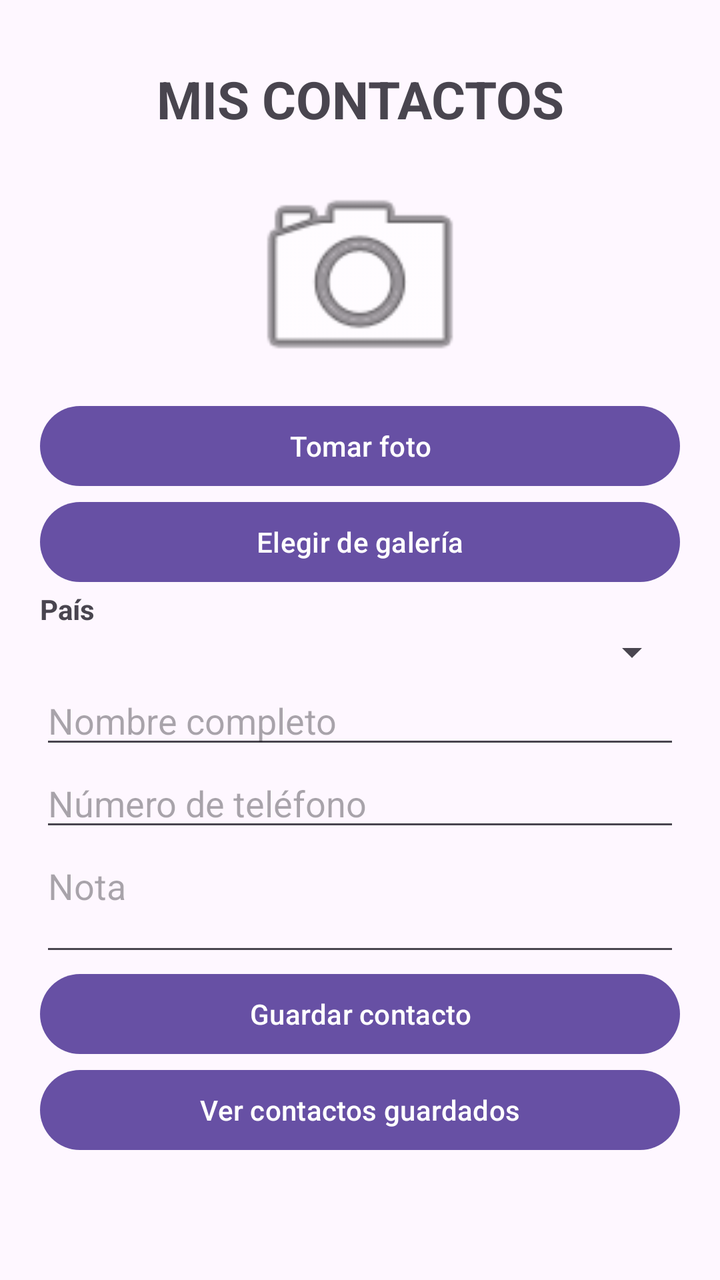
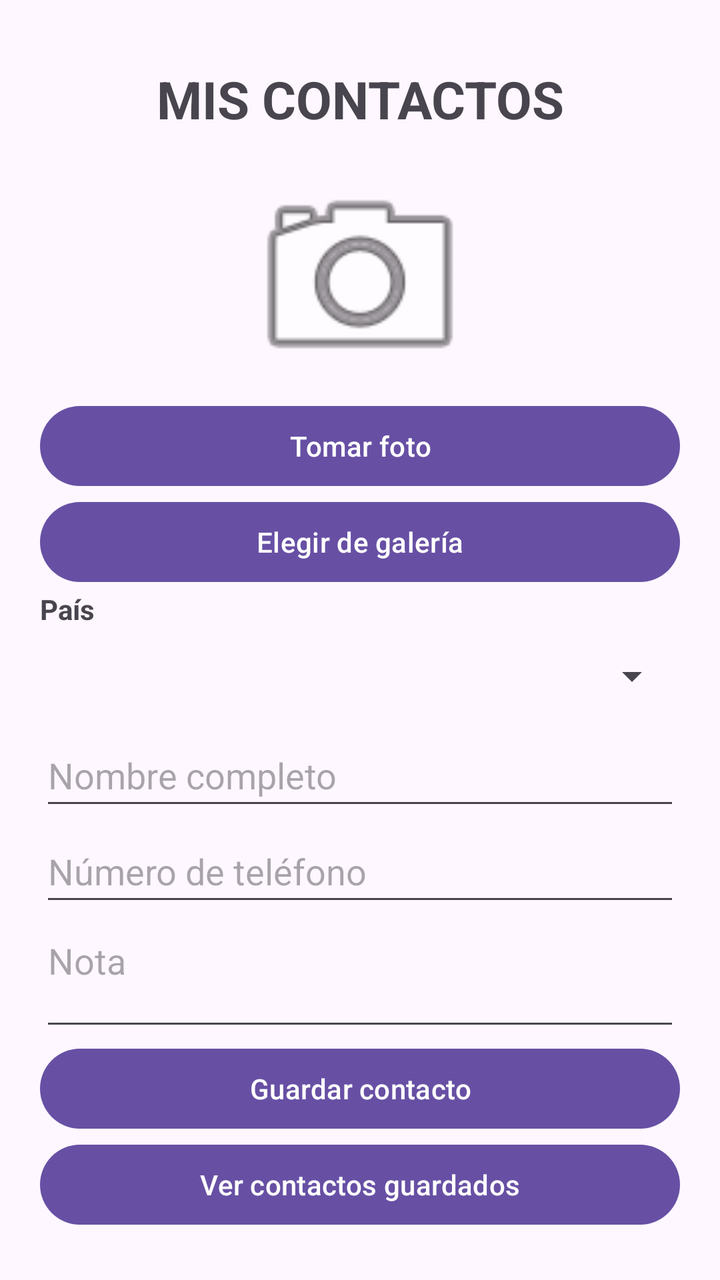

Compare the two renders of this Android layout. The source of the first and the diff that turns it into the second are given below.
<!-- AndroidManifest.xml: application theme Theme.PM01E124270061 -->
<!-- res/layout/activity_main.xml -->
<?xml version="1.0" encoding="utf-8"?>
<ScrollView xmlns:android="http://schemas.android.com/apk/res/android"
    android:layout_width="match_parent"
    android:layout_height="match_parent">

    <LinearLayout
        android:layout_width="match_parent"
        android:layout_height="wrap_content"
        android:orientation="vertical"
        android:padding="20dp">

        <TextView
            android:layout_width="match_parent"
            android:layout_height="wrap_content"
            android:text="MIS CONTACTOS"
            android:textSize="26sp"
            android:textStyle="bold"
            android:gravity="center"
            android:padding="12dp" />

        <ImageView
            android:id="@+id/imgContacto"
            android:layout_width="120dp"
            android:layout_height="120dp"
            android:layout_gravity="center"
            android:src="@android:drawable/ic_menu_camera"
            android:contentDescription="Imagen del contacto"
            android:scaleType="centerCrop" />

        <Button
            android:id="@+id/btnCamara"
            android:layout_width="match_parent"
            android:layout_height="wrap_content"
            android:text="Tomar foto" />

        <Button
            android:id="@+id/btnGaleria"
            android:layout_width="match_parent"
            android:layout_height="wrap_content"
            android:text="Elegir de galería" />

        <TextView
            android:layout_width="match_parent"
            android:layout_height="wrap_content"
            android:text="País"
            android:textStyle="bold" />

        <Spinner
            android:id="@+id/spPais"
            android:layout_width="match_parent"
            android:layout_height="wrap_content" />

        <EditText
            android:id="@+id/edtNombre"
            android:layout_width="match_parent"
            android:layout_height="wrap_content"
            android:hint="Nombre completo"
            android:inputType="textCapWords"
            android:maxLength="80" />

        <EditText
            android:id="@+id/edtTelefono"
            android:layout_width="match_parent"
            android:layout_height="wrap_content"
            android:hint="Número de teléfono"
            android:inputType="phone"
            android:maxLength="15" />

        <EditText
            android:id="@+id/edtNota"
            android:layout_width="match_parent"
            android:layout_height="wrap_content"
            android:hint="Nota"
            android:inputType="textCapSentences|textMultiLine"
            android:minLines="2"
            android:gravity="top" />

        <Button
            android:id="@+id/btnGuardar"
            android:layout_width="match_parent"
            android:layout_height="wrap_content"
            android:text="Guardar contacto" />

        <Button
            android:id="@+id/btnVerContactos"
            android:layout_width="match_parent"
            android:layout_height="wrap_content"
            android:text="Ver contactos guardados" />

    </LinearLayout>
</ScrollView>
<!-- resources referenced by this layout -->
<resources>
  <style name="Theme.PM01E124270061" parent="Base.Theme.PM01E124270061" />
  <style name="Base.Theme.PM01E124270061" parent="Theme.Material3.DayNight.NoActionBar">
          
          
      </style>
</resources>

<!-- the commit's change to res/layout/activity_main.xml (unified diff, before → after) -->
@@ -1,5 +1,6 @@
 <?xml version="1.0" encoding="utf-8"?>
 <ScrollView xmlns:android="http://schemas.android.com/apk/res/android"
+    android:id="@+id/main"
     android:layout_width="match_parent"
     android:layout_height="match_parent">
 
@@ -48,12 +49,14 @@
         <Spinner
             android:id="@+id/spPais"
             android:layout_width="match_parent"
-            android:layout_height="wrap_content" />
+            android:layout_height="wrap_content"
+            android:minHeight="48dp" />
 
         <EditText
             android:id="@+id/edtNombre"
             android:layout_width="match_parent"
             android:layout_height="wrap_content"
+            android:minHeight="48dp"
             android:hint="Nombre completo"
             android:inputType="textCapWords"
             android:maxLength="80" />
@@ -62,6 +65,7 @@
             android:id="@+id/edtTelefono"
             android:layout_width="match_parent"
             android:layout_height="wrap_content"
+            android:minHeight="48dp"
             android:hint="Número de teléfono"
             android:inputType="phone"
             android:maxLength="15" />
